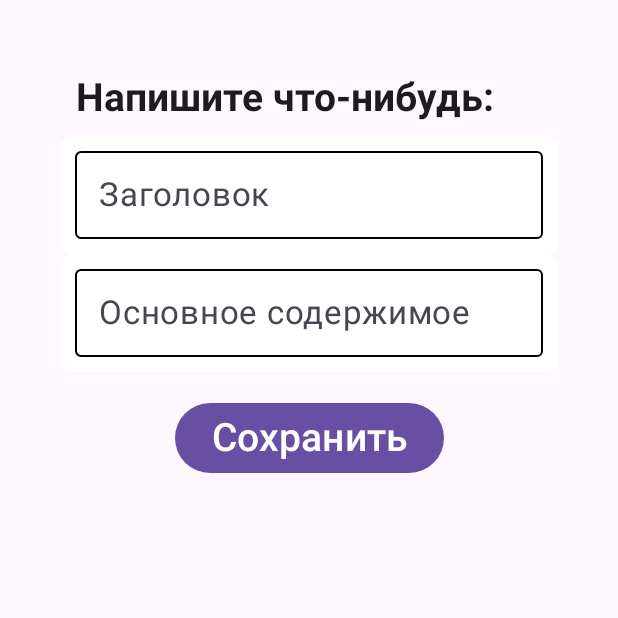
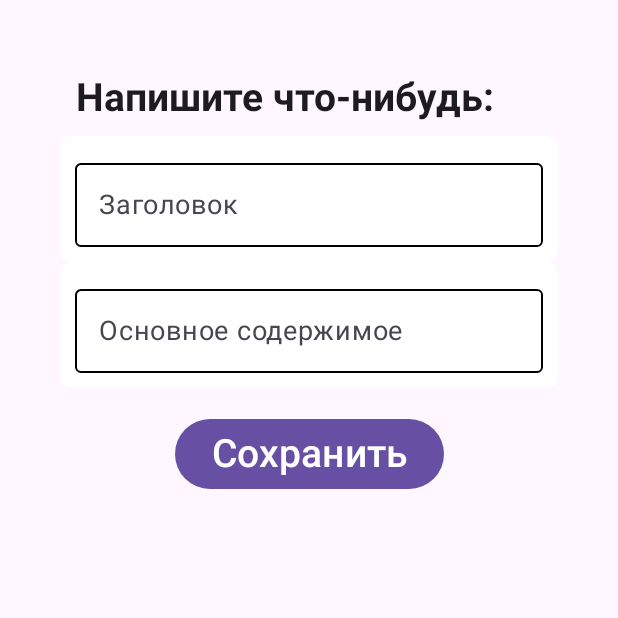
Before and after one commit to YuliyaAhmatova/SnackbarModalNavigationDrawer, an Android app built with Jetpack Compose: the screen it shows after launch (SecondActivity), after a tap on "Добавить", on a phone screen of 412 x 824 dp, the top half of it. Run offline under Robolectric (Android 15) with nearby library versions, the phone set to English and light mode, and no system bars.

Commit message:
Исправлены ошибки

```diff
--- a/app/src/main/java/com/example/snackbarmodalnavigationdrawer/MainActivity.kt
+++ b/app/src/main/java/com/example/snackbarmodalnavigationdrawer/MainActivity.kt
@@ -1,13 +1,10 @@
 package com.example.snackbarmodalnavigationdrawer
 
-import android.content.ClipData
 import android.content.Intent
-import android.media.RouteListingPreference
 import android.os.Bundle
 import androidx.activity.ComponentActivity
 import androidx.activity.compose.setContent
 import androidx.compose.foundation.layout.Box
-import androidx.compose.foundation.layout.Column
 import androidx.compose.foundation.layout.Row
 import androidx.compose.foundation.layout.fillMaxSize
 import androidx.compose.foundation.layout.fillMaxWidth
@@ -29,11 +26,13 @@ import androidx.compose.material3.SnackbarHost
 import androidx.compose.material3.SnackbarHostState
 import androidx.compose.material3.Text
 import androidx.compose.material3.rememberDrawerState
+import androidx.compose.runtime.getValue
 import androidx.compose.runtime.mutableStateListOf
 import androidx.compose.runtime.mutableStateOf
 import androidx.compose.runtime.remember
 import androidx.compose.runtime.rememberCoroutineScope
 import androidx.compose.runtime.saveable.rememberSaveable
+import androidx.compose.runtime.setValue
 import androidx.compose.ui.Alignment
 import androidx.compose.ui.Modifier
 import androidx.compose.ui.graphics.Color
@@ -53,15 +52,18 @@ class MainActivity : ComponentActivity() {
             val notesList = rememberSaveable {
                 mutableListOf(Note("Добро пожаловать!", "Напишите свою первую заметку!"))
             }
-            val secondNotesList: List<Note>? =
-                intent.getSerializableExtra("secondNotesList") as? List<Note>
-            secondNotesList?.let {
-                notesList.clear()
-                notesList.addAll(it)
+            var secondNotesList by rememberSaveable { mutableStateOf<List<Note>?>(null) }
+
+            if (secondNotesList == null) {
+                secondNotesList = intent?.getSerializableExtra("secondNotesList") as? List<Note>
+                secondNotesList?.let { notes ->
+                    notesList.clear()
+                    notesList.addAll(notes)
+                }
             }
-                val notesStateList = remember { mutableStateListOf<Note>() }
-                notesStateList.clear()
-                notesStateList.addAll(notesList)
+            val notesStateList = remember { mutableStateListOf<Note>() }
+            notesStateList.clear()
+            notesStateList.addAll(notesList)
             val selectedItem = remember {
                 mutableStateOf(notesStateList[0])
             }
@@ -75,7 +77,9 @@ class MainActivity : ComponentActivity() {
                     modifier = Modifier.padding(it),
                     drawerState = drawerState,
                     drawerContent = {
-                        ModalDrawerSheet {
+                        ModalDrawerSheet(
+                            modifier = Modifier.padding(end = 40.dp)
+                        ) {
                             notesStateList.forEach { item ->
                                 NavigationDrawerItem(
                                     label = {
@@ -120,10 +124,10 @@ class MainActivity : ComponentActivity() {
                         Box(
                             modifier = Modifier.fillMaxSize()
                         ) {
-                            LazyColumn (
+                            LazyColumn(
                                 modifier = Modifier.fillMaxWidth()
                             ) {
-                                item{
+                                item {
                                     IconButton(
                                         onClick = {
                                             scope.launch { drawerState.open() }
@@ -158,6 +162,8 @@ class MainActivity : ComponentActivity() {
                                         Intent(this@MainActivity, SecondActivity::class.java)
                                     intent.putExtra("notesList", ArrayList(notesList))
                                     startActivity(intent)
+                                    finish()
+                                    secondNotesList=null
                                 },
                                 content = { Icon(Icons.Filled.Add, "Добавить") }
                             )
--- a/app/src/main/java/com/example/snackbarmodalnavigationdrawer/SecondActivity.kt
+++ b/app/src/main/java/com/example/snackbarmodalnavigationdrawer/SecondActivity.kt
@@ -78,15 +78,12 @@ class SecondActivity : ComponentActivity() {
                                 )
                                 .padding(10.dp),
                             colors = OutlinedTextFieldDefaults.colors(
-                                focusedBorderColor = Color.Black,
                                 unfocusedBorderColor = Color.Black
                             ),
-                            placeholder = {
+                            label = {
                                 Text(
                                     text = "Заголовок",
-                                    modifier = Modifier
-                                        .fillMaxWidth(),
-                                    fontSize = 22.sp
+                                    fontSize = 18.sp
                                 )
                             }
                         )
@@ -104,15 +101,12 @@ class SecondActivity : ComponentActivity() {
                                 )
                                 .padding(10.dp),
                             colors = OutlinedTextFieldDefaults.colors(
-                                focusedBorderColor = Color.Black,
                                 unfocusedBorderColor = Color.Black
                             ),
-                            placeholder = {
+                            label = {
                                 Text(
                                     text = "Основное содержимое",
-                                    modifier = Modifier
-                                        .fillMaxWidth(),
-                                    fontSize = 22.sp
+                                    fontSize = 18.sp
                                 )
                             }
                         )
@@ -121,8 +115,8 @@ class SecondActivity : ComponentActivity() {
                         Box(
                             modifier = Modifier
                                 .fillMaxWidth()
-                                .padding(vertical = 20.dp), // добавим немного вертикального отступа
-                            contentAlignment = Alignment.Center // Центрируем кнопку по горизонтали
+                                .padding(vertical = 20.dp),
+                            contentAlignment = Alignment.Center
                         ) {
                             Button(
                                 onClick = {
```
